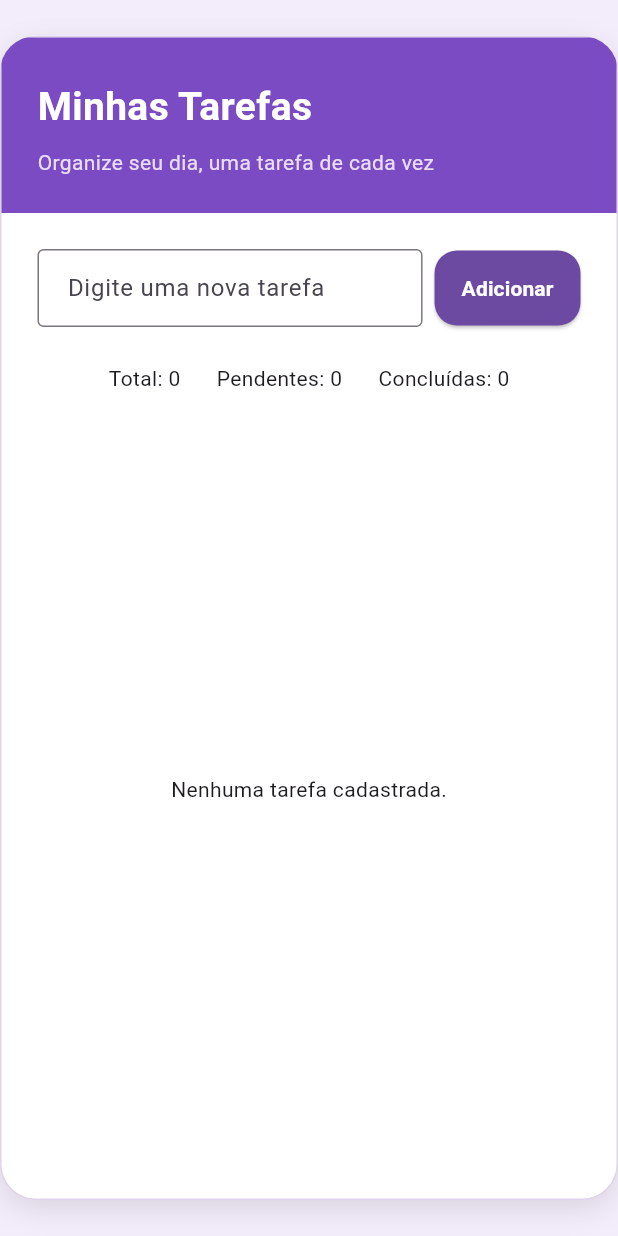
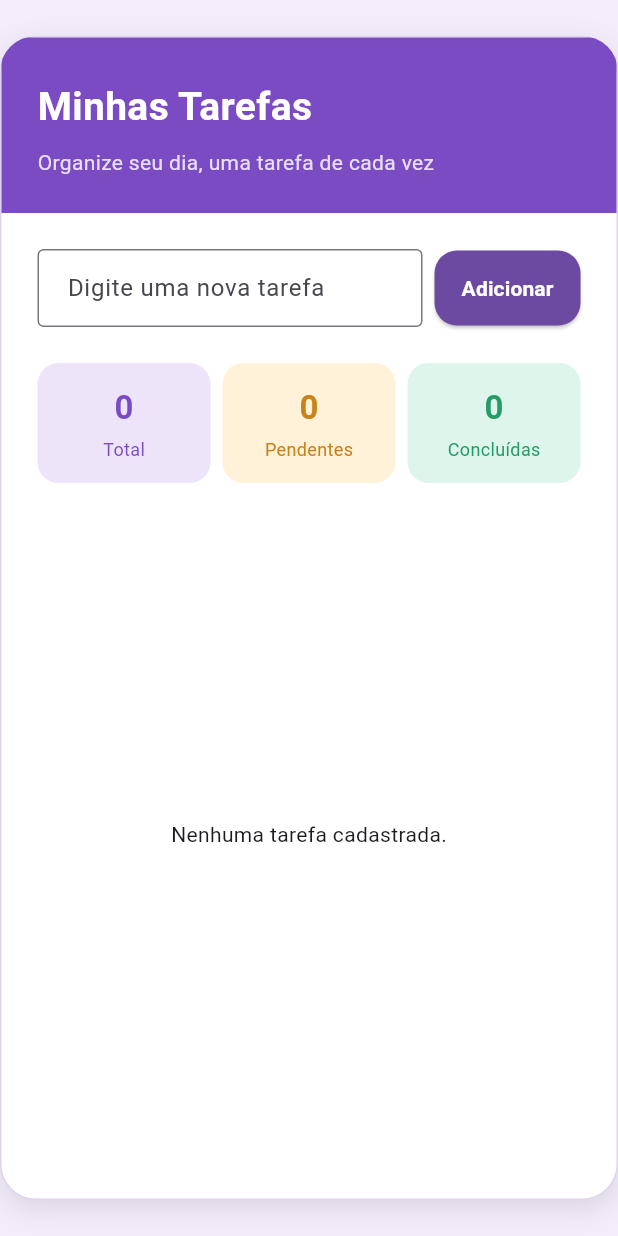
Before and after one commit to anapaula-sds/app_tarefas_web, a Flutter app: the screen it shows after launch, on a phone screen of 412 x 824 dp. Run offline on Flutter 3.47's test engine with Material 3 defaults, Android fonts, the light colour scheme and no system bars.

Commit message:
feat: estiliza contadores de tarefas

```diff
--- a/lib/pages/home_page.dart
+++ b/lib/pages/home_page.dart
@@ -27,6 +27,36 @@ class _HomePageState extends State<HomePage> {
 
     context.read<TaskProvider>().addTask(title);
     _taskController.clear();
+  }
+
+  Widget _buildCounterCard({
+    required int value,
+    required String label,
+    required Color backgroundColor,
+    required Color textColor,
+  }) {
+    return Container(
+      height: 80,
+      decoration: BoxDecoration(
+        color: backgroundColor,
+        borderRadius: BorderRadius.circular(14),
+      ),
+      child: Column(
+        mainAxisAlignment: MainAxisAlignment.center,
+        children: [
+          Text(
+            value.toString(),
+            style: TextStyle(
+              color: textColor,
+              fontSize: 22,
+              fontWeight: FontWeight.bold,
+            ),
+          ),
+          const SizedBox(height: 4),
+          Text(label, style: TextStyle(color: textColor, fontSize: 12)),
+        ],
+      ),
+    );
   }
 
   @override
@@ -147,14 +177,34 @@ class _HomePageState extends State<HomePage> {
                           ],
                         ),
                         const SizedBox(height: 24),
-                        Wrap(
-                          alignment: WrapAlignment.center,
-                          spacing: 24,
-                          runSpacing: 8,
+                        Row(
                           children: [
-                            Text('Total: ${taskProvider.totalTasks}'),
-                            Text('Pendentes: ${taskProvider.pendingTasks}'),
-                            Text('Concluídas: ${taskProvider.completedTasks}'),
+                            Expanded(
+                              child: _buildCounterCard(
+                                value: taskProvider.totalTasks,
+                                label: 'Total',
+                                backgroundColor: const Color(0xFFEDE4FA),
+                                textColor: const Color(0xFF7B4BC4),
+                              ),
+                            ),
+                            const SizedBox(width: 8),
+                            Expanded(
+                              child: _buildCounterCard(
+                                value: taskProvider.pendingTasks,
+                                label: 'Pendentes',
+                                backgroundColor: const Color(0xFFFFF2D9),
+                                textColor: const Color(0xFFC98219),
+                              ),
+                            ),
+                            const SizedBox(width: 8),
+                            Expanded(
+                              child: _buildCounterCard(
+                                value: taskProvider.completedTasks,
+                                label: 'Concluídas',
+                                backgroundColor: const Color(0xFFDDF5EA),
+                                textColor: const Color(0xFF259B67),
+                              ),
+                            ),
                           ],
                         ),
                         const SizedBox(height: 16),
```
Also changed, not shown: 1 other file.
